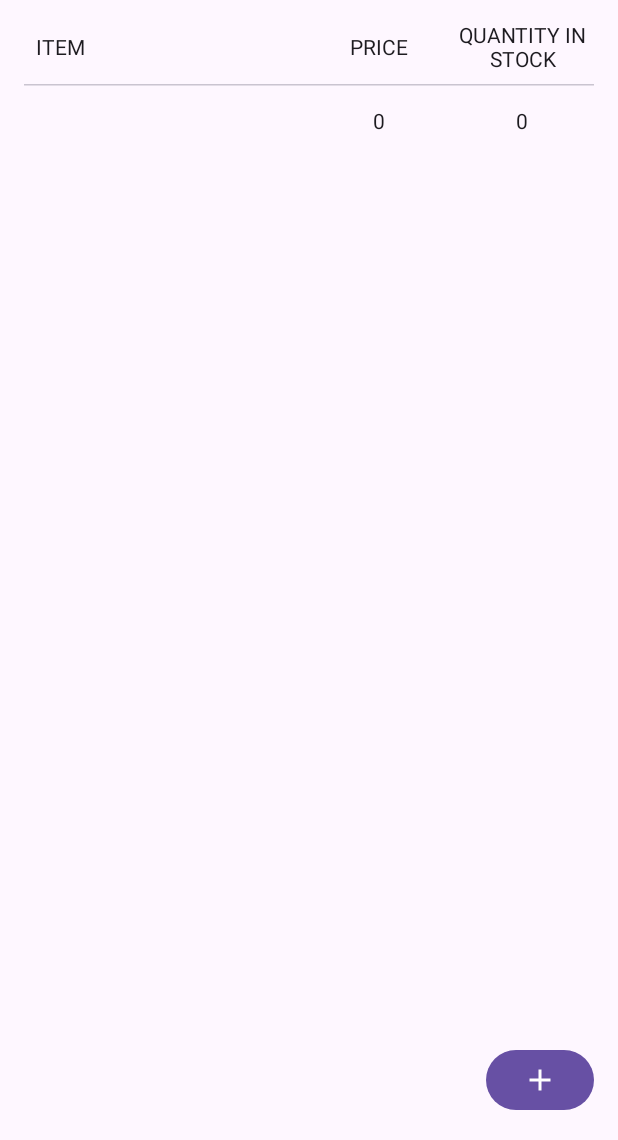
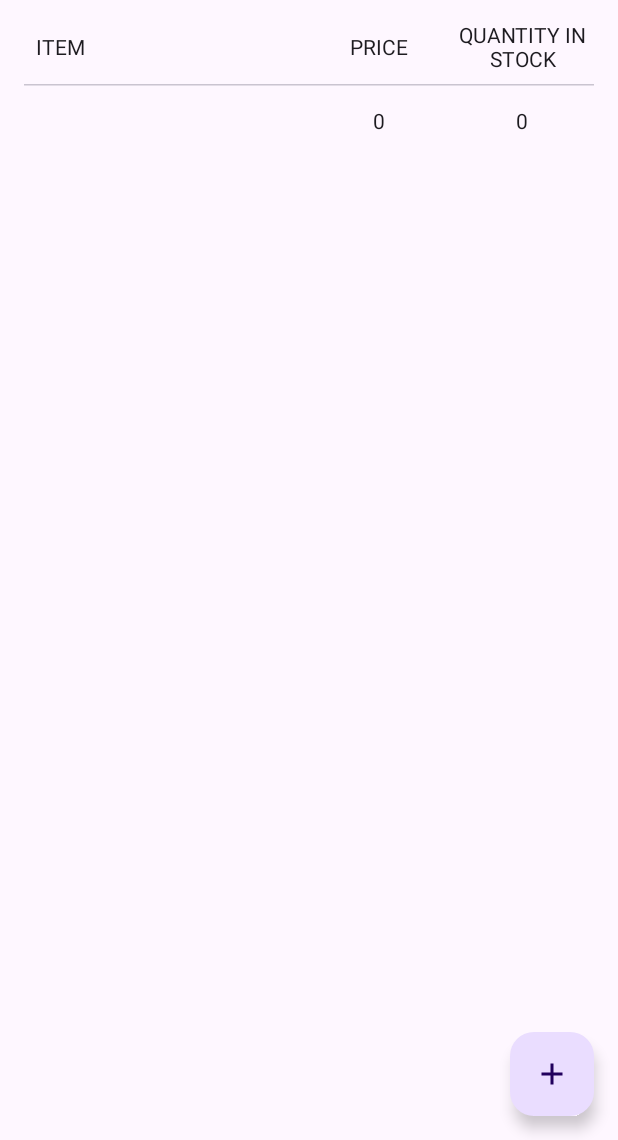
Before and after one commit to dmitrysukhov96/Inventory, an Android app built with Jetpack Compose: the AddEditItemScreen screen opened through its navigation route, after a tap on "Save", on a phone screen of 412 x 824 dp, the part 96-1236 px from its top. Run offline under Robolectric (Android 15) with nearby library versions, the phone set to English and light mode, and no system bars; our stand-ins replace Room's generated code.

Commit message:
последнее

```diff
--- a/app/build.gradle.kts
+++ b/app/build.gradle.kts
@@ -2,7 +2,6 @@ plugins {
     alias(libs.plugins.android.application)
     alias(libs.plugins.jetbrains.kotlin.android)
     id("com.google.devtools.ksp") version "1.9.20-1.0.14"
-
 }
 
 android {
@@ -55,9 +54,7 @@ dependencies {
     implementation(libs.androidx.room.runtime)
     implementation(libs.androidx.room.ktx)
     ksp(libs.androidx.room.compiler)
-
     implementation(libs.androidx.compiler)
-
     implementation(libs.androidx.navigation.compose)
     implementation(libs.androidx.core.ktx)
     implementation(libs.androidx.lifecycle.runtime.ktx)
--- a/app/src/main/java/com/dmitrysukhov/inventory/DAO.kt
+++ b/app/src/main/java/com/dmitrysukhov/inventory/DAO.kt
@@ -1,6 +1,9 @@
 package com.dmitrysukhov.inventory
 
-import androidx.room.*
+import androidx.room.Dao
+import androidx.room.Insert
+import androidx.room.OnConflictStrategy
+import androidx.room.Query
 import kotlinx.coroutines.flow.Flow
 
 @Dao
@@ -8,12 +11,6 @@ interface ItemDao {
     @Insert(onConflict = OnConflictStrategy.REPLACE)
     suspend fun insert(item: Item)
 
-    @Update
-    suspend fun update(item: Item)
-
-    @Query("SELECT * FROM items WHERE id = :id")
-    suspend fun getItemById(id: Int): Item?
-
     @Query("SELECT * FROM items")
     fun getAllItems(): Flow<List<Item>>
 
--- a/app/src/main/java/com/dmitrysukhov/inventory/DataClass.kt
+++ b/app/src/main/java/com/dmitrysukhov/inventory/DataClass.kt
@@ -4,4 +4,7 @@ import androidx.room.Entity
 import androidx.room.PrimaryKey
 
 @Entity(tableName = "items")
-data class Item(@PrimaryKey(autoGenerate = true) val id: Long, val name: String, val price: Long, val quantity: Long)
+data class Item(
+    @PrimaryKey(autoGenerate = true) val id: Long,
+    val name: String, val price: Long, val quantity: Long
+)
--- a/app/src/main/java/com/dmitrysukhov/inventory/Inventory.kt
+++ b/app/src/main/java/com/dmitrysukhov/inventory/Inventory.kt
@@ -18,8 +18,8 @@ import androidx.compose.material3.Text
 import androidx.compose.material3.TextField
 import androidx.compose.runtime.Composable
 import androidx.compose.runtime.LaunchedEffect
-import androidx.compose.runtime.collectAsState
 import androidx.compose.runtime.getValue
+import androidx.compose.runtime.mutableLongStateOf
 import androidx.compose.runtime.mutableStateOf
 import androidx.compose.runtime.saveable.rememberSaveable
 import androidx.compose.runtime.setValue
@@ -29,11 +29,12 @@ import androidx.compose.ui.text.input.KeyboardType
 import androidx.compose.ui.text.style.TextAlign
 import androidx.compose.ui.unit.dp
 import androidx.compose.ui.unit.sp
+import androidx.lifecycle.compose.collectAsStateWithLifecycle
 import androidx.navigation.NavHostController
 
 @Composable
 fun InventoryScreen(navController: NavHostController, viewModel: ItemViewModel) {
-    val allItems by viewModel.allItems.collectAsState(listOf())
+    val allItems by viewModel.allItems.collectAsStateWithLifecycle(listOf())
     Column(
         Modifier
             .padding(16.dp)
@@ -75,8 +76,7 @@ fun ItemView(item: Item, onClick: (Item) -> Unit) {
     Row(
         Modifier
             .height(48.dp)
-            .clickable { onClick(item) },
-        verticalAlignment = Alignment.CenterVertically
+            .clickable { onClick(item) }
     ) {
         Text(
             item.name, Modifier
@@ -127,26 +127,25 @@ fun AddEditItemScreen(navController: NavHostController, viewModel: ItemViewModel
             label = { Text("Quantity in Stock") }
         )
         Spacer(Modifier.height(32.dp))
-        Button(onClick = {
+        Button({
             val newItem = if (viewModel.selectedItem != null)
                 viewModel.selectedItem!!.copy(
                     name = name, price = price.toLongOrNull() ?: 0,
                     quantity = quantity.toLongOrNull() ?: 0
-                )
-            else Item(
+                ) else Item(
                 id = 0, name = name, price = price.toLongOrNull() ?: 0,
                 quantity = quantity.toLongOrNull() ?: 0
             )
-            viewModel.insertItem(newItem) // Вставка элемента в БД
+            viewModel.insertItem(newItem)
             if (viewModel.selectedItem != null) viewModel.selectedItem = newItem
-            navController.popBackStack() // Возврат на предыдущий экран
+            navController.popBackStack()
         }, modifier = Modifier.fillMaxWidth()) { Text("Save") }
     }
 }
 
 @Composable
 fun ItemDetailsScreen(navController: NavHostController, viewModel: ItemViewModel) {
-    var quantity by rememberSaveable { mutableStateOf(viewModel.selectedItem?.quantity ?: 0) }
+    var quantity by rememberSaveable { mutableLongStateOf(viewModel.selectedItem?.quantity ?: 0) }
     LaunchedEffect(Unit) { quantity = viewModel.selectedItem?.quantity ?: 0 }
     Column(Modifier.padding(16.dp)) {
         Text(viewModel.selectedItem?.name ?: "", fontSize = 16.sp)
@@ -173,5 +172,5 @@ fun ItemDetailsScreen(navController: NavHostController, viewModel: ItemViewModel
 }
 
 const val INVENTORY_SCREEN = "Inventory"
-const val ADD_EDIT_ITEM_SCREEN = "Add Item"
+const val ADD_EDIT_ITEM_SCREEN = "Add/Edit Item"
 const val ITEM_DETAILS_SCREEN = "Item Details"
--- a/app/src/main/java/com/dmitrysukhov/inventory/MainActivity.kt
+++ b/app/src/main/java/com/dmitrysukhov/inventory/MainActivity.kt
@@ -6,8 +6,8 @@ import androidx.activity.compose.setContent
 import androidx.compose.foundation.layout.padding
 import androidx.compose.material.icons.Icons
 import androidx.compose.material.icons.automirrored.filled.ArrowBack
-import androidx.compose.material3.Button
 import androidx.compose.material3.ExperimentalMaterial3Api
+import androidx.compose.material3.FloatingActionButton
 import androidx.compose.material3.Icon
 import androidx.compose.material3.IconButton
 import androidx.compose.material3.MaterialTheme
@@ -29,13 +29,13 @@ import androidx.navigation.compose.rememberNavController
 class MainActivity : ComponentActivity() {
     override fun onCreate(savedInstanceState: Bundle?) {
         super.onCreate(savedInstanceState)
-        setContent { MyApp() }
+        setContent { InventoryApp() }
     }
 }
 
 @OptIn(ExperimentalMaterial3Api::class)
 @Composable
-fun MyApp() {
+fun InventoryApp() {
     val navController = rememberNavController()
     val currentBackStackEntry by navController.currentBackStackEntryAsState()
     val currentRoute = currentBackStackEntry?.destination?.route
@@ -56,18 +56,14 @@ fun MyApp() {
                 },
                 colors = topAppBarColors(containerColor = MaterialTheme.colorScheme.primary)
             )
-        },
-        floatingActionButton = {
-        if (currentRoute == INVENTORY_SCREEN)
-            Button({
+        }, floatingActionButton = {
+            if (currentRoute == INVENTORY_SCREEN) FloatingActionButton({
                 viewModel.selectedItem = null
                 navController.navigate(ADD_EDIT_ITEM_SCREEN)
             }) { Icon(painter = painterResource(R.drawable.add), contentDescription = null) }
-        else if (currentRoute == ITEM_DETAILS_SCREEN)
-            Button({
+            if (currentRoute == ITEM_DETAILS_SCREEN) FloatingActionButton({
                 navController.navigate(ADD_EDIT_ITEM_SCREEN)
             }) { Icon(painter = painterResource(R.drawable.edit), contentDescription = null) }
-
         })
     { padding ->
         NavHost(
--- a/app/src/main/java/com/dmitrysukhov/inventory/ViewModel.kt
+++ b/app/src/main/java/com/dmitrysukhov/inventory/ViewModel.kt
@@ -11,13 +11,10 @@ class ItemViewModel(application: Application) : AndroidViewModel(application) {
         Room.databaseBuilder(application, AppDatabase::class.java, "item_db").build()
     val itemDao = database.itemDao()
     var selectedItem: Item? = null
-
     val allItems = itemDao.getAllItems()
 
     // Добавить новый элемент
-    fun insertItem(item: Item) = viewModelScope.launch {
-        itemDao.insert(item)
-    }
+    fun insertItem(item: Item) = viewModelScope.launch { itemDao.insert(item) }
 
     // Удалить элемент по ID
     fun deleteItemById(itemId: Long) = viewModelScope.launch {
--- a/app/src/main/res/drawable/edit.xml
+++ b/app/src/main/res/drawable/edit.xml
@@ -1,10 +1,5 @@
-<vector xmlns:android="http://schemas.android.com/apk/res/android"
-    android:width="24dp"
-    android:height="24dp"
-    android:tint="#000000"
-    android:viewportWidth="24"
-    android:viewportHeight="24">
-    <path
-        android:fillColor="@android:color/white"
-        android:pathData="M3,17.25V21h3.75L17.81,9.94l-3.75,-3.75L3,17.25zM20.71,7.04c0.39,-0.39 0.39,-1.02 0,-1.41l-2.34,-2.34c-0.39,-0.39 -1.02,-0.39 -1.41,0l-1.83,1.83 3.75,3.75 1.83,-1.83z" />
+<vector xmlns:android="http://schemas.android.com/apk/res/android" android:height="24dp" android:tint="#000000" android:viewportHeight="24" android:viewportWidth="24" android:width="24dp">
+
+    <path android:fillColor="@android:color/white" android:pathData="M3,17.25V21h3.75L17.81,9.94l-3.75,-3.75L3,17.25zM20.71,7.04c0.39,-0.39 0.39,-1.02 0,-1.41l-2.34,-2.34c-0.39,-0.39 -1.02,-0.39 -1.41,0l-1.83,1.83 3.75,3.75 1.83,-1.83z"/>
+
 </vector>
```
Also changed, not shown: app/src/main/res/drawable/lion.jpeg (deleted), gradle/libs.versions.toml (line endings or trailing spaces), 1 other file. Lines whose indentation alone changed are shown as unchanged.
